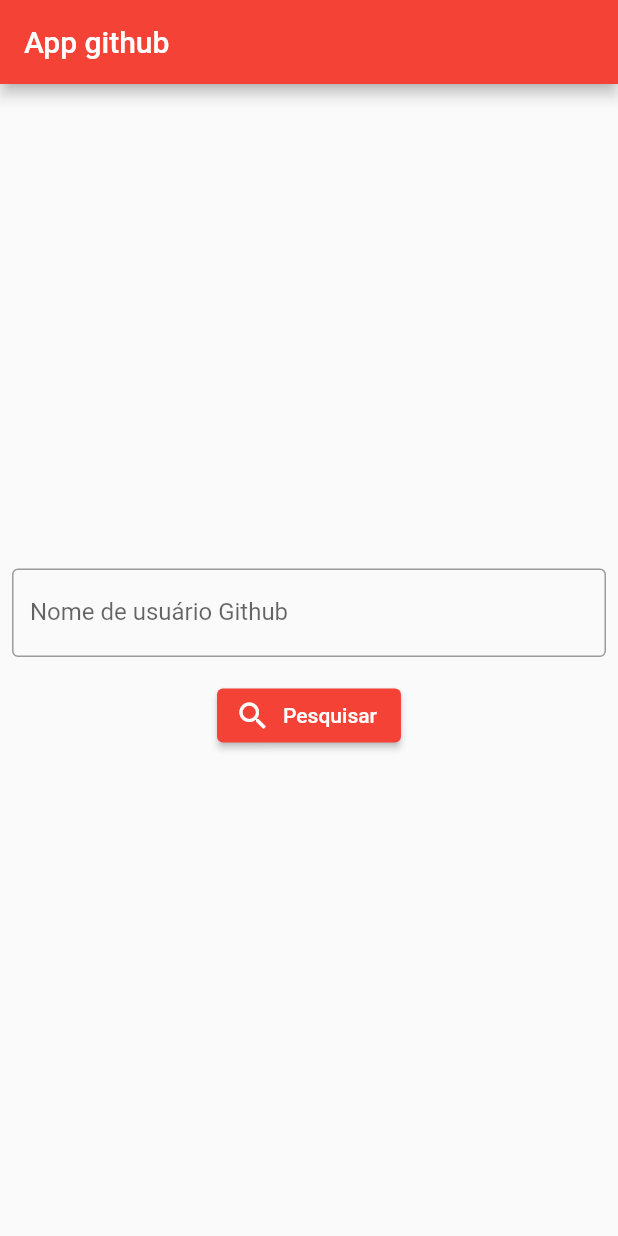
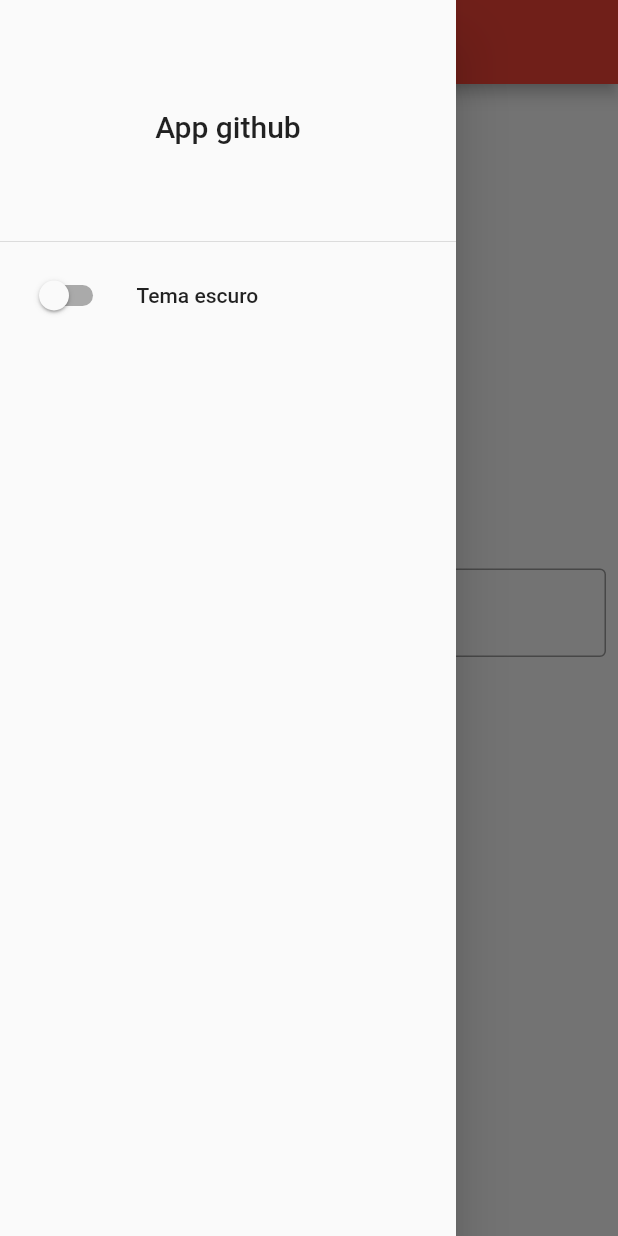
Before and after one commit to GabrielBrandao13/Flutter-github, a Flutter app: the screen it shows after launch, with the side drawer open (before the commit the screen has no drawer), on a phone screen of 412 x 824 dp. Run offline on Flutter 3.47's test engine with Material 2 defaults, Android fonts, the light colour scheme and no system bars; our stand-ins replace dio; accounts and stored records are empty.

Commit message:
Adicionada opção de trocar de tema de cor entre claro e escuro

```diff
--- a/lib/main.dart
+++ b/lib/main.dart
@@ -4,8 +4,10 @@ import './src/pages/users_search/users_search_page.dart';
 import './src/pages/user_profile/user_profile_page.dart';
 import './src/pages/users_list/users_list_page.dart';
 
+import './src/controllers/app_controller.dart';
+
 void main() {
-  runApp(const App());
+  runApp(App());
 }
 
 class App extends StatelessWidget {
@@ -13,10 +15,16 @@ class App extends StatelessWidget {
 
   @override
   Widget build(BuildContext context) {
+    return AnimatedBuilder(
+      animation: AppController.instance,
+      builder: (BuildContext context, Widget? child) {
         return MaterialApp(
           title: 'App github',
           theme: ThemeData(
             primarySwatch: Colors.red,
+            brightness: AppController.instance.isDarkTheme
+                ? Brightness.dark
+                : Brightness.light,
           ),
           routes: {
             '/': (BuildContext context) => const HomePage(),
@@ -25,5 +33,7 @@ class App extends StatelessWidget {
             '/usersList': (BuildContext context) => const UserListPage(),
           },
         );
+      },
+    );
   }
 }
--- /dev/null
+++ b/lib/src/controllers/app_controller.dart
@@ -0,0 +1,12 @@
+import 'package:flutter/cupertino.dart';
+
+class AppController extends ChangeNotifier {
+  bool isDarkTheme = false;
+
+  void switchTheme() {
+    isDarkTheme = !isDarkTheme;
+    notifyListeners();
+  }
+
+  static AppController instance = AppController();
+}
--- a/lib/src/pages/home_page.dart
+++ b/lib/src/pages/home_page.dart
@@ -1,6 +1,7 @@
 import 'package:flutter/material.dart';
 
 import '../controllers/home_controller.dart';
+import '../controllers/app_controller.dart';
 import './users_search/users_search_args.dart';
 
 class HomePage extends StatefulWidget {
@@ -38,7 +39,7 @@ class HomePageState extends State<HomePage> {
           children: <Widget>[
             TextField(
               controller: controller.searchController,
-              decoration: InputDecoration(
+              decoration: const InputDecoration(
                 border: OutlineInputBorder(),
                 labelText: 'Nome de usuário Github',
               ),
@@ -47,12 +48,38 @@ class HomePageState extends State<HomePage> {
             Container(height: 15),
             ElevatedButton.icon(
               onPressed: search,
-              icon: Icon(Icons.search),
+              icon: const Icon(Icons.search),
               label: Text('Pesquisar'),
             ),
           ],
         ),
       ),
+      drawer: AnimatedBuilder(
+          animation: AppController.instance,
+          builder: (context, child) {
+            return Drawer(
+              child: Column(
+                children: [
+                  DrawerHeader(
+                    child: Center(
+                      child: const Text(
+                        'App github',
+                        style: TextStyle(fontSize: 20),
+                      ),
+                    ),
+                  ),
+                  ListTile(
+                    title: const Text('Tema escuro'),
+                    leading: Switch(
+                      value: AppController.instance.isDarkTheme,
+                      onChanged: (bool value) =>
+                          AppController.instance.switchTheme(),
+                    ),
+                  ),
+                ],
+              ),
+            );
+          }),
     );
   }
 }
```
Lines whose indentation alone changed are shown as unchanged.
